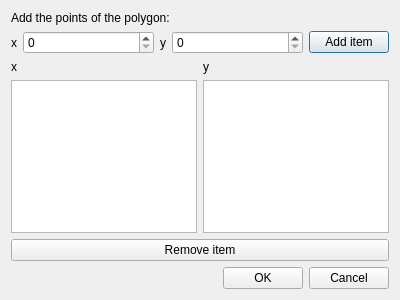
Above: ui/addWireframeDialog.ui from vvc-git/computacao-grafica before the change. Below: the same form after it.
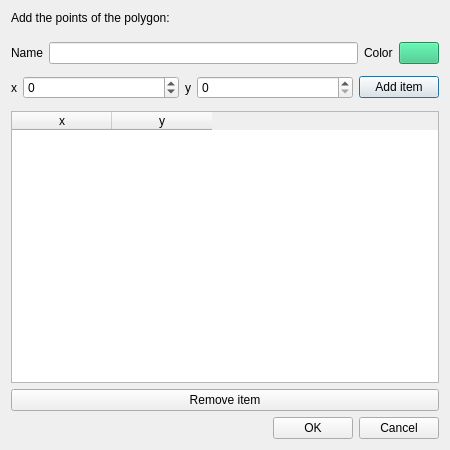
That is the form after the change. Icons and pictures are not drawn.

Patch:
```diff
--- a/ui/addWireframeDialog.ui
+++ b/ui/addWireframeDialog.ui
@@ -6,10 +6,28 @@
    <rect>
     <x>0</x>
     <y>0</y>
-    <width>400</width>
-    <height>300</height>
+    <width>450</width>
+    <height>450</height>
    </rect>
   </property>
+  <property name="sizePolicy">
+   <sizepolicy hsizetype="Fixed" vsizetype="Fixed">
+    <horstretch>0</horstretch>
+    <verstretch>0</verstretch>
+   </sizepolicy>
+  </property>
+  <property name="minimumSize">
+   <size>
+    <width>450</width>
+    <height>450</height>
+   </size>
+  </property>
+  <property name="maximumSize">
+   <size>
+    <width>450</width>
+    <height>450</height>
+   </size>
+  </property>
   <property name="windowTitle">
    <string>Wireframe</string>
   </property>
@@ -21,8 +39,48 @@
      </property>
     </widget>
    </item>
+   <item>
+    <layout class="QHBoxLayout" name="infoHorizontalLayout">
+     <property name="topMargin">
+      <number>11</number>
+     </property>
+     <item>
+      <widget class="QLabel" name="nameLabel">
+       <property name="text">
+        <string>Name</string>
+       </property>
+      </widget>
+     </item>
+     <item>
+      <widget class="QLineEdit" name="nameLineEdit"/>
+     </item>
+     <item>
+      <widget class="QLabel" name="colorLabel">
+       <property name="text">
+        <string>Color</string>
+       </property>
+      </widget>
+     </item>
+     <item>
+      <widget class="QPushButton" name="colorButton">
+       <property name="styleSheet">
+        <string notr="true">background-color: rgb(46, 194, 126);</string>
+       </property>
+       <property name="text">
+        <string/>
+       </property>
+      </widget>
+     </item>
+    </layout>
+   </item>
    <item>
     <layout class="QHBoxLayout" name="addPointHorizontalLayout" stretch="0,100,0,100,0">
+     <property name="topMargin">
+      <number>6</number>
+     </property>
+     <property name="bottomMargin">
+      <number>6</number>
+     </property>
      <item>
       <widget class="QLabel" name="xLabel">
        <property name="text">
@@ -32,8 +90,11 @@
      </item>
      <item>
       <widget class="QSpinBox" name="xSpinBox">
+       <property name="minimum">
+        <number>-1000</number>
+       </property>
        <property name="maximum">
-        <number>99999</number>
+        <number>1000</number>
        </property>
       </widget>
      </item>
@@ -67,28 +128,30 @@
     </layout>
    </item>
    <item>
-    <layout class="QGridLayout" name="itemsListWidgetGridLayout">
-     <item row="0" column="1">
-      <widget class="QLabel" name="yListLabel">
-       <property name="text">
-        <string>y</string>
-       </property>
-      </widget>
-     </item>
-     <item row="0" column="0">
-      <widget class="QLabel" name="xListLabel">
-       <property name="text">
-        <string>x</string>
-       </property>
-      </widget>
-     </item>
-     <item row="1" column="0">
-      <widget class="QListWidget" name="itemsXListWidget"/>
-     </item>
-     <item row="1" column="1">
-      <widget class="QListWidget" name="itemsYListWidget"/>
-     </item>
-    </layout>
+    <widget class="QTableWidget" name="pointsTableWidget">
+     <property name="rowCount">
+      <number>0</number>
+     </property>
+     <attribute name="horizontalHeaderDefaultSectionSize">
+      <number>100</number>
+     </attribute>
+     <attribute name="verticalHeaderVisible">
+      <bool>false</bool>
+     </attribute>
+     <attribute name="verticalHeaderHighlightSections">
+      <bool>true</bool>
+     </attribute>
+     <column>
+      <property name="text">
+       <string>x</string>
+      </property>
+     </column>
+     <column>
+      <property name="text">
+       <string>y</string>
+      </property>
+     </column>
+    </widget>
    </item>
    <item>
     <widget class="QPushButton" name="removeButton">
```
Left out of the diff: 3 changed lines with no effect on the pictures.
